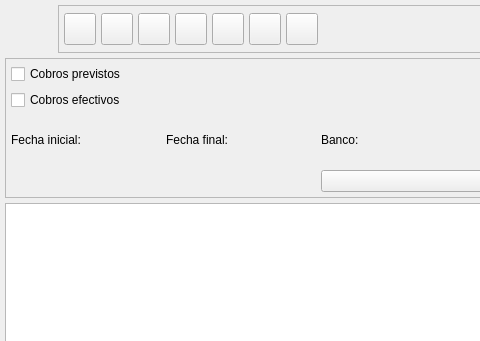
The window that bulmages/bulmafact/plugins/pluginbf_actividad/actividadeslistbase.ui (eboladev/Bulmages-1) describes before a commit, drawn with Qt 5; both pictures show x 0 to 480 and y 0 to 341 of the 750 by 550 pixel window.
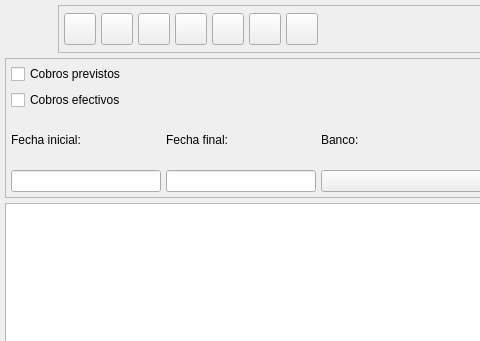
The same window after the commit. Icons and pictures are not drawn. Custom widgets are drawn as their Qt base class.

```diff
--- a/bulmages/bulmafact/plugins/pluginbf_actividad/actividadeslistbase.ui
+++ b/bulmages/bulmafact/plugins/pluginbf_actividad/actividadeslistbase.ui
@@ -78,10 +78,10 @@
         </property>
        </widget>
       </item>
-      <item row="2" column="1" >
-       <widget class="BlDateSearch" native="1" name="m_fechafin" >
-        <property name="sizePolicy" >
-         <sizepolicy vsizetype="Preferred" hsizetype="Fixed" >
+      <item row="2" column="1">
+       <widget class="BlDateSearch" name="m_fechafin">
+        <property name="sizePolicy">
+         <sizepolicy hsizetype="Fixed" vsizetype="Preferred">
           <horstretch>0</horstretch>
           <verstretch>0</verstretch>
          </sizepolicy>
@@ -101,10 +101,10 @@
         </property>
        </widget>
       </item>
-      <item row="2" column="0" >
-       <widget class="BlDateSearch" native="1" name="m_fechain" >
-        <property name="sizePolicy" >
-         <sizepolicy vsizetype="Preferred" hsizetype="Fixed" >
+      <item row="2" column="0">
+       <widget class="BlDateSearch" name="m_fechain">
+        <property name="sizePolicy">
+         <sizepolicy hsizetype="Fixed" vsizetype="Preferred">
           <horstretch>0</horstretch>
           <verstretch>0</verstretch>
          </sizepolicy>
@@ -533,12 +533,12 @@
    </item>
   </layout>
  </widget>
- <layoutdefault spacing="3" margin="5" />
+ <layoutdefault spacing="3" margin="5"/>
  <customwidgets>
   <customwidget>
    <class>BlDateSearch</class>
-   <extends>QWidget</extends>
-   <header>../../bulmalib/src/bldatesearch.h</header>
+   <extends>QLineEdit</extends>
+   <header>bldatesearch.h</header>
   </customwidget>
   <customwidget>
    <class>BfBuscarBanco</class>
```
Left out of the diff: 308 changed lines with no effect on the pictures.
